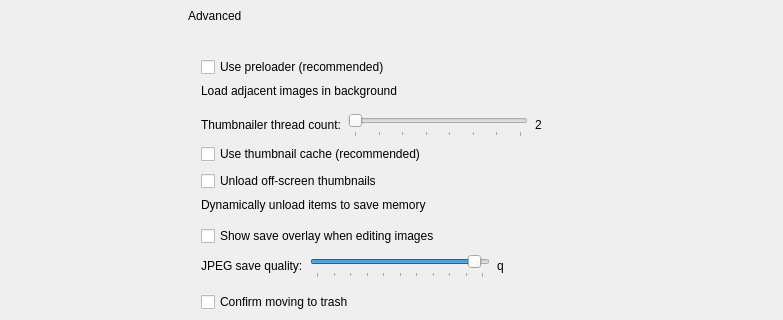
This is qimgv/gui/dialogs/settingsdialog.ui in jialanhu/qimgv as Qt 5 draws it before an edit; both pictures show x 0 to 783 and y 0 to 320 of the 783 by 741 pixel window. The edited form follows.
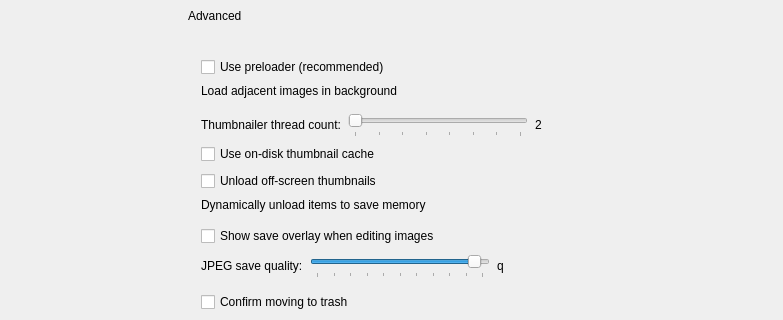
This is the edited form. The open tabs and pages were chosen to show the change. Custom widgets are drawn as their Qt base class.

Commit message: refactor: enhance thumbnail caching mechanism and update UI texts

Diff of the .ui file:
```diff
--- a/qimgv/gui/dialogs/settingsdialog.ui
+++ b/qimgv/gui/dialogs/settingsdialog.ui
@@ -4461,7 +4461,7 @@
                      <string/>
                     </property>
                     <property name="text">
-                     <string>Use thumbnail cache (recommended)</string>
+                     <string>Use on-disk thumbnail cache</string>
                     </property>
                    </widget>
                   </item>
```
The commit also changes 15 other files.
